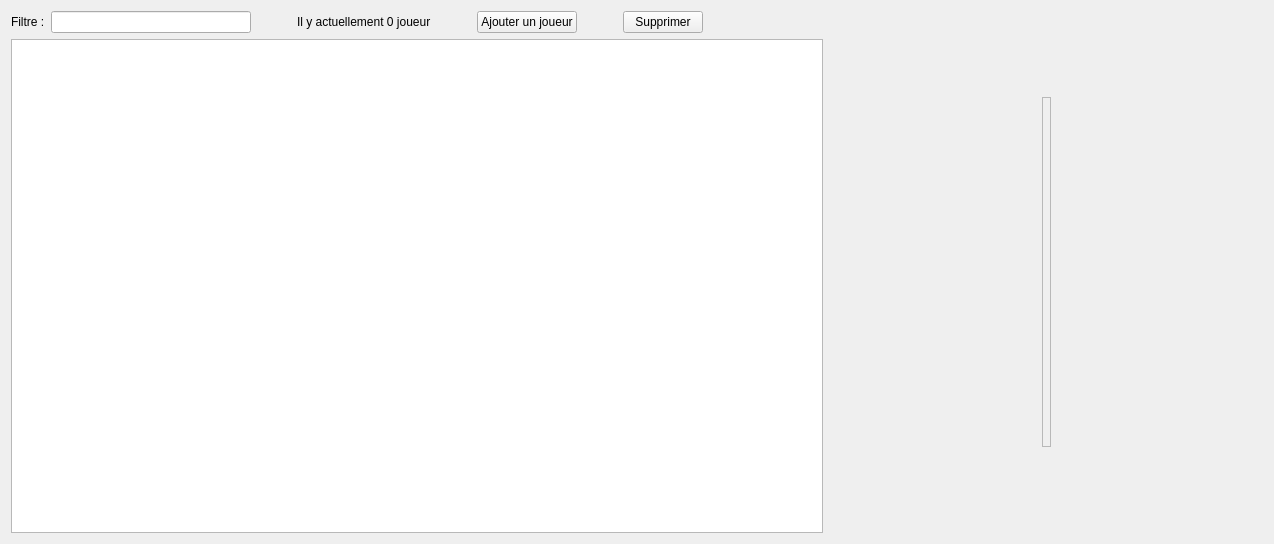
Old version of the form ui/PlayersListWidget.ui in the repository dsarrut/badminapp.
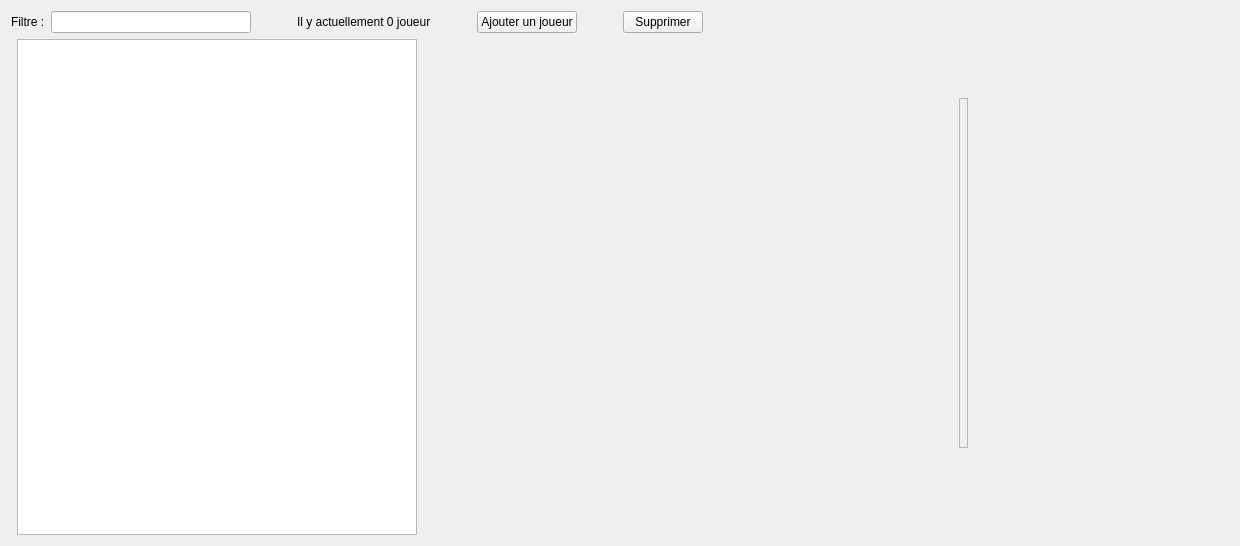
New version of the form. Icons and pictures are not drawn.

The edit to the form file:
```diff
--- a/ui/PlayersListWidget.ui
+++ b/ui/PlayersListWidget.ui
@@ -6,8 +6,8 @@
    <rect>
     <x>0</x>
     <y>0</y>
-    <width>1274</width>
-    <height>544</height>
+    <width>1240</width>
+    <height>546</height>
    </rect>
   </property>
   <property name="windowTitle">
@@ -15,8 +15,8 @@
   </property>
   <layout class="QHBoxLayout" name="horizontalLayout_2">
    <item>
-    <layout class="QVBoxLayout" name="verticalLayout">
-     <item>
+    <layout class="QGridLayout" name="gridLayout">
+     <item row="0" column="0" colspan="3">
       <layout class="QHBoxLayout" name="horizontalLayout">
        <item>
         <widget class="QLabel" name="label">
@@ -152,8 +152,28 @@
        </item>
       </layout>
      </item>
-     <item>
-      <widget class="QTableView" name="table_widget"/>
+     <item row="1" column="1">
+      <widget class="QTableView" name="table_widget">
+       <property name="maximumSize">
+        <size>
+         <width>625</width>
+         <height>16777215</height>
+        </size>
+       </property>
+      </widget>
+     </item>
+     <item row="1" column="2">
+      <spacer name="horizontalSpacer_11">
+       <property name="orientation">
+        <enum>Qt::Horizontal</enum>
+       </property>
+       <property name="sizeHint" stdset="0">
+        <size>
+         <width>40</width>
+         <height>20</height>
+        </size>
+       </property>
+      </spacer>
      </item>
     </layout>
    </item>
@@ -201,6 +221,19 @@
      </property>
     </widget>
    </item>
+   <item>
+    <spacer name="horizontalSpacer_9">
+     <property name="orientation">
+      <enum>Qt::Horizontal</enum>
+     </property>
+     <property name="sizeHint" stdset="0">
+      <size>
+       <width>40</width>
+       <height>20</height>
+      </size>
+     </property>
+    </spacer>
+   </item>
    <item>
     <spacer name="horizontalSpacer_7">
      <property name="orientation">
@@ -208,7 +241,7 @@
      </property>
      <property name="sizeHint" stdset="0">
       <size>
-       <width>25</width>
+       <width>13</width>
        <height>20</height>
       </size>
      </property>
```
